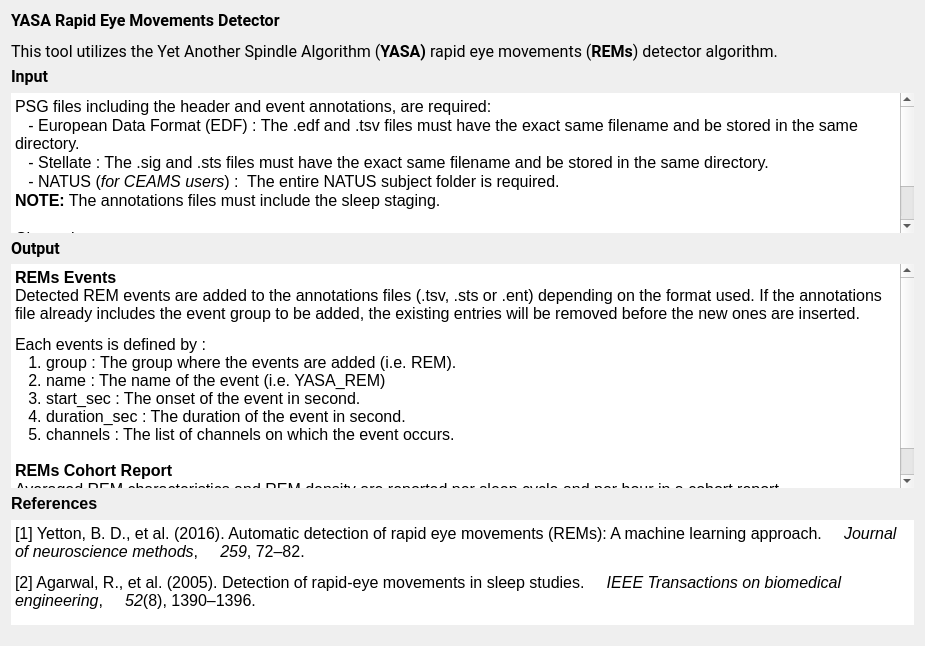
Before: the Qt Designer form tools/CEAMSTools/DetectREMsYASA/IntroStepYASA/Ui_IntroStepYASA.ui in SnoozToolbox/snooz-package-ceams, drawn with Qt 5.
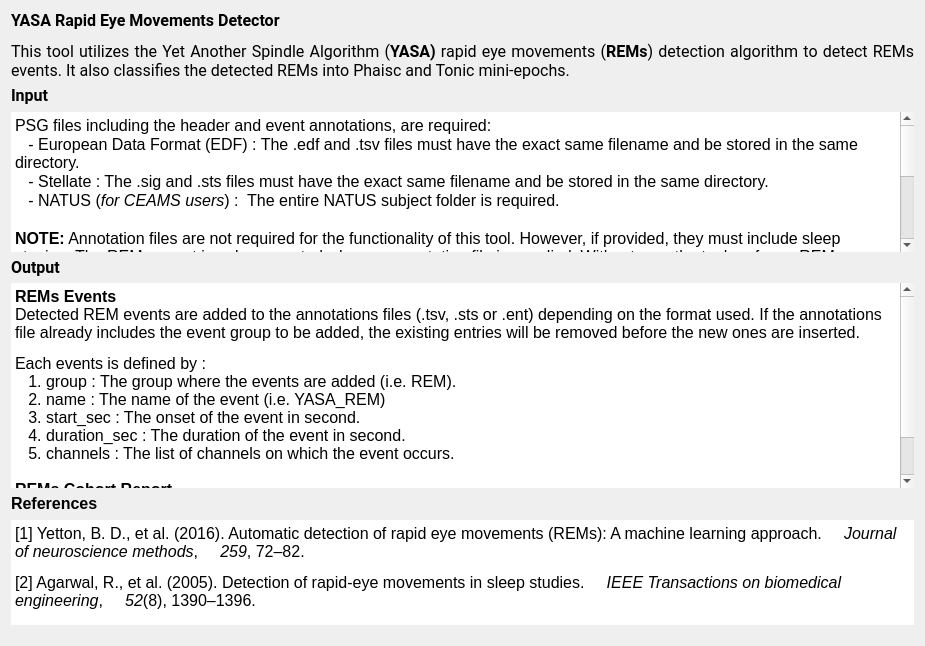
After: the same form once the commit is applied.

Commit message: Making backend of the Detect REMs YASA tool be compatible with the new phaic/tonic feature.

What changed in the file:
```diff
--- a/tools/CEAMSTools/DetectREMsYASA/IntroStepYASA/Ui_IntroStepYASA.ui
+++ b/tools/CEAMSTools/DetectREMsYASA/IntroStepYASA/Ui_IntroStepYASA.ui
@@ -40,7 +40,7 @@
       </font>
      </property>
      <property name="text">
-      <string>&lt;html&gt;&lt;head/&gt;&lt;body&gt;&lt;p&gt;&lt;span style=&quot; font-weight:600;&quot;&gt;YASA Rapid Eye Movements Detector&lt;/span&gt;&lt;/p&gt;&lt;p&gt;This tool utilizes the Yet Another Spindle Algorithm (&lt;span style=&quot; font-weight:600;&quot;&gt;YASA)&lt;/span&gt; rapid eye movements (&lt;span style=&quot; font-weight:600;&quot;&gt;REMs&lt;/span&gt;) detector algorithm.&lt;/p&gt;&lt;/body&gt;&lt;/html&gt;</string>
+      <string>&lt;html&gt;&lt;head/&gt;&lt;body&gt;&lt;p&gt;&lt;span style=&quot; font-weight:600;&quot;&gt;YASA Rapid Eye Movements Detector&lt;/span&gt;&lt;/p&gt;&lt;p&gt;This tool utilizes the Yet Another Spindle Algorithm (&lt;span style=&quot; font-weight:600;&quot;&gt;YASA)&lt;/span&gt; rapid eye movements (&lt;span style=&quot; font-weight:600;&quot;&gt;REMs&lt;/span&gt;) detection algorithm to detect REMs events. It also classifies the detected REMs into Phaisc and Tonic mini-epochs.&lt;/p&gt;&lt;/body&gt;&lt;/html&gt;</string>
      </property>
      <property name="textFormat">
       <enum>Qt::TextFormat::AutoText</enum>
@@ -144,7 +144,10 @@
 &lt;p style=&quot; margin-top:0px; margin-bottom:0px; margin-left:0px; margin-right:0px; -qt-block-indent:0; text-indent:0px;&quot;&gt;   - European Data Format (EDF) : The .edf and .tsv files must have the exact same filename and be stored in the same directory.&lt;/p&gt;
 &lt;p style=&quot; margin-top:0px; margin-bottom:0px; margin-left:0px; margin-right:0px; -qt-block-indent:0; text-indent:0px;&quot;&gt;   - Stellate : The .sig and .sts files must have the exact same filename and be stored in the same directory.&lt;/p&gt;
 &lt;p style=&quot; margin-top:0px; margin-bottom:0px; margin-left:0px; margin-right:0px; -qt-block-indent:0; text-indent:0px;&quot;&gt;   - NATUS (&lt;span style=&quot; font-style:italic;&quot;&gt;for CEAMS users&lt;/span&gt;) :  The entire NATUS subject folder is required.&lt;/p&gt;
-&lt;p style=&quot; margin-top:0px; margin-bottom:0px; margin-left:0px; margin-right:0px; -qt-block-indent:0; text-indent:0px;&quot;&gt;&lt;span style=&quot; font-weight:700;&quot;&gt;NOTE:&lt;/span&gt; The annotations files must include the sleep staging.&lt;/p&gt;
+&lt;p style=&quot;-qt-paragraph-type:empty; margin-top:0px; margin-bottom:0px; margin-left:0px; margin-right:0px; -qt-block-indent:0; text-indent:0px;&quot;&gt;&lt;br /&gt;&lt;/p&gt;
+&lt;p style=&quot; margin-top:0px; margin-bottom:0px; margin-left:0px; margin-right:0px; -qt-block-indent:0; text-indent:0px;&quot;&gt;&lt;span style=&quot; font-weight:700;&quot;&gt;NOTE:&lt;/span&gt; Annotation files are not required for the functionality of this tool. However, if provided, they must include sleep staging. The REMs report is only generated when an annotation file is supplied. Without one, the tool performs REMs detection solely based on the algorithm's detection criteria, and detections may occur in any sleep stage.&lt;/p&gt;
+&lt;p style=&quot;-qt-paragraph-type:empty; margin-top:0px; margin-bottom:0px; margin-left:0px; margin-right:0px; -qt-block-indent:0; text-indent:0px;&quot;&gt;&lt;br /&gt;&lt;/p&gt;
+&lt;p style=&quot; margin-top:0px; margin-bottom:0px; margin-left:0px; margin-right:0px; -qt-block-indent:0; text-indent:0px;&quot;&gt;&lt;span style=&quot; font-weight:700;&quot;&gt;Suggestion:&lt;/span&gt; If you do not have annotation files, we highly recommend using the &amp;quot;&lt;span style=&quot; font-weight:700;&quot;&gt;Score Sleep Stages with YASA&lt;/span&gt;&amp;quot; tool first to generate an annotation file, and then running this tool for more reliable REMs detection.&lt;/p&gt;
 &lt;p style=&quot;-qt-paragraph-type:empty; margin-top:0px; margin-bottom:0px; margin-left:0px; margin-right:0px; -qt-block-indent:0; text-indent:0px;&quot;&gt;&lt;br /&gt;&lt;/p&gt;
 &lt;p style=&quot; margin-top:0px; margin-bottom:0px; margin-left:0px; margin-right:0px; -qt-block-indent:0; text-indent:0px;&quot;&gt;Channels:&lt;/p&gt;
 &lt;p style=&quot; margin-top:0px; margin-bottom:0px; margin-left:0px; margin-right:0px; -qt-block-indent:0; text-indent:0px;&quot;&gt;This tool requires the selection of &lt;span style=&quot; font-weight:600;&quot;&gt;2&lt;/span&gt; &lt;span style=&quot; font-weight:600;&quot;&gt;EOG&lt;/span&gt; &lt;span style=&quot; font-weight:600;&quot;&gt;channels&lt;/span&gt; per recording for REMs detection.&lt;/p&gt;
```
The commit also changes 10 other files.
